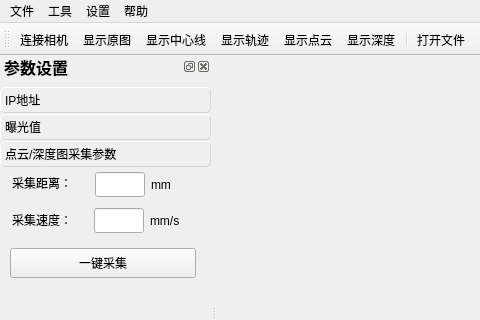
WY-Huang/Laser-Scanning, file mainwindow.ui: the form before one commit; both pictures show x 0 to 480 and y 0 to 320 of the 933 by 596 pixel window.
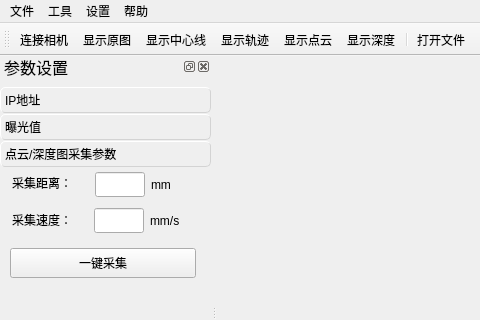
The form after the commit. Icons and pictures are not drawn. Custom widgets are drawn as their Qt base class.

```diff
--- a/mainwindow.ui
+++ b/mainwindow.ui
@@ -158,7 +158,7 @@
    <property name="font">
     <font>
      <pointsize>12</pointsize>
-     <bold>true</bold>
+     <bold>false</bold>
      <underline>false</underline>
     </font>
    </property>
```
